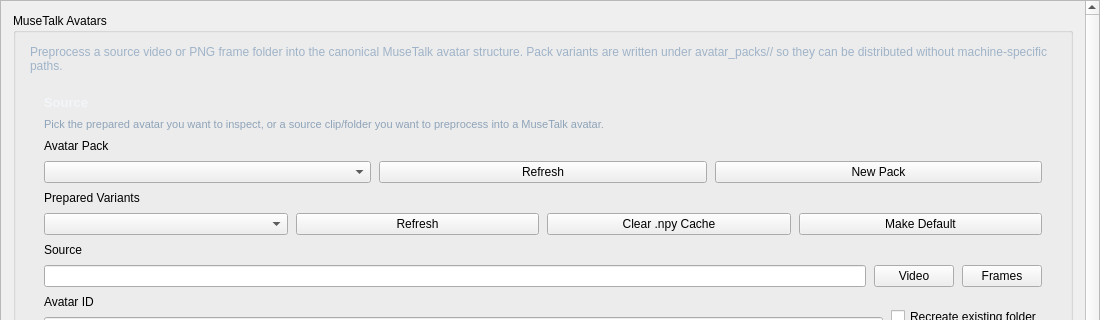
Old version of the form addons/musetalk_preprocess/ui/musetalk_preprocess.ui in the repository Rakile/NeuralCompanion; both pictures show x 0 to 1100 and y 0 to 320 of the 1100 by 980 pixel window.
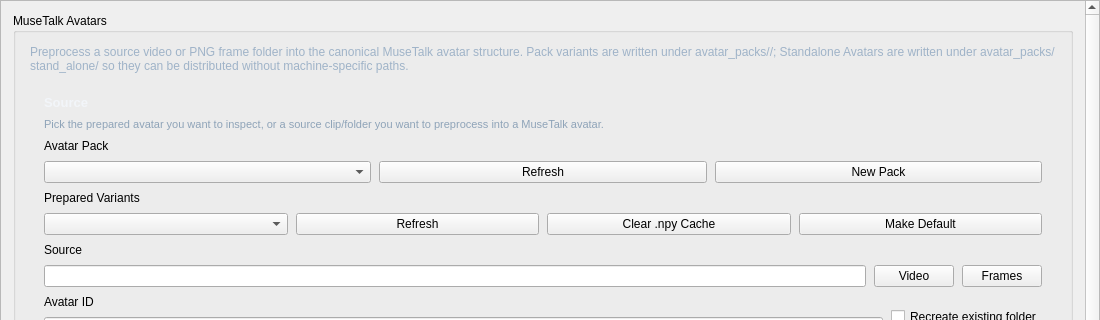
New version of the form.

Commit message: Refine MuseTalk preprocess and streaming defaults

```diff
--- a/addons/musetalk_preprocess/ui/musetalk_preprocess.ui
+++ b/addons/musetalk_preprocess/ui/musetalk_preprocess.ui
@@ -46,7 +46,7 @@
           <item>
            <widget class="QLabel" name="musetalk_intro_label">
             <property name="styleSheet"><string notr="true">color: #9fb3c8;</string></property>
-            <property name="text"><string>Preprocess a source video or PNG frame folder into the canonical MuseTalk avatar structure. Pack variants are written under avatar_packs/&lt;pack&gt;/&lt;avatar_id&gt; so they can be distributed without machine-specific paths.</string></property>
+            <property name="text"><string>Preprocess a source video or PNG frame folder into the canonical MuseTalk avatar structure. Pack variants are written under avatar_packs/&lt;pack&gt;/&lt;avatar_id&gt;; Standalone Avatars are written under avatar_packs/stand_alone/&lt;avatar_id&gt; so they can be distributed without machine-specific paths.</string></property>
             <property name="wordWrap"><bool>true</bool></property>
            </widget>
           </item>
```
The commit also changes 5 other files.
